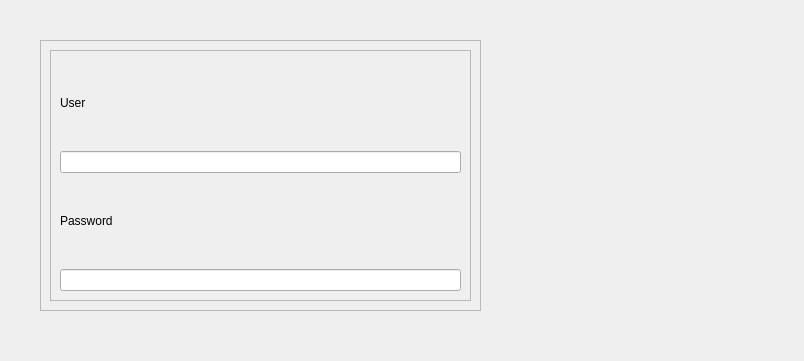
Old version of the form views/flower_shop_login.ui in the repository NicolasChavezC/floreria.
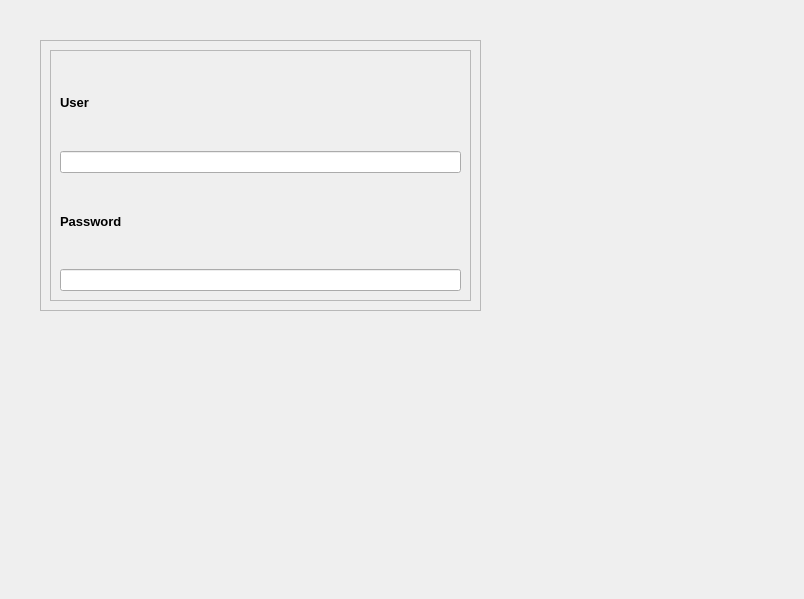
New version of the form.

```diff
--- a/views/flower_shop_login.ui
+++ b/views/flower_shop_login.ui
@@ -7,7 +7,7 @@
     <x>0</x>
     <y>0</y>
     <width>804</width>
-    <height>361</height>
+    <height>599</height>
    </rect>
   </property>
   <property name="windowTitle">
@@ -43,6 +43,13 @@
       <layout class="QVBoxLayout" name="verticalLayout">
        <item>
         <widget class="QLabel" name="label">
+         <property name="font">
+          <font>
+           <pointsize>10</pointsize>
+           <weight>75</weight>
+           <bold>true</bold>
+          </font>
+         </property>
          <property name="text">
           <string>User</string>
          </property>
@@ -53,6 +60,13 @@
        </item>
        <item>
         <widget class="QLabel" name="label_2">
+         <property name="font">
+          <font>
+           <pointsize>10</pointsize>
+           <weight>75</weight>
+           <bold>true</bold>
+          </font>
+         </property>
          <property name="text">
           <string>Password</string>
          </property>
```
